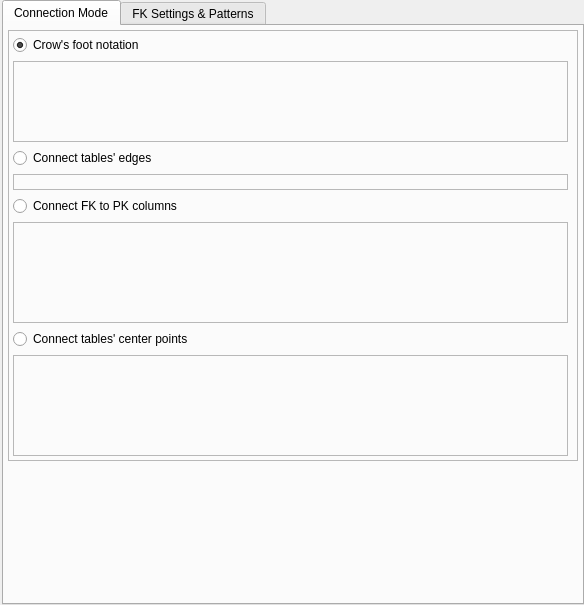
pgmodeler/pgmodeler, file libs/libgui/ui/settings/relationshipconfigwidget.ui: the form before one commit.
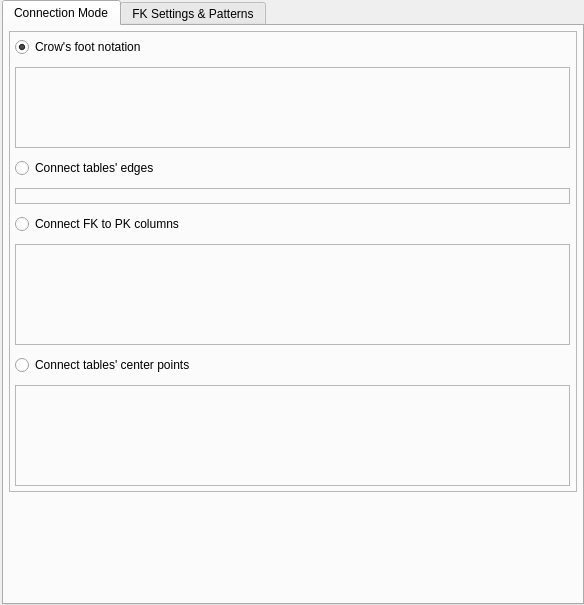
The form after the commit. Icons and pictures are not drawn.

What changed in the file:
```diff
--- a/libs/libgui/ui/settings/relationshipconfigwidget.ui
+++ b/libs/libgui/ui/settings/relationshipconfigwidget.ui
@@ -46,16 +46,19 @@
       </attribute>
       <layout class="QGridLayout" name="gridLayout_3">
        <property name="leftMargin">
-        <number>4</number>
+        <number>5</number>
        </property>
        <property name="topMargin">
-        <number>4</number>
+        <number>5</number>
        </property>
        <property name="rightMargin">
-        <number>4</number>
+        <number>5</number>
        </property>
        <property name="bottomMargin">
-        <number>4</number>
+        <number>5</number>
+       </property>
+       <property name="spacing">
+        <number>10</number>
        </property>
        <item row="0" column="0">
         <widget class="QFrame" name="frame">
@@ -69,20 +72,26 @@
           <enum>QFrame::StyledPanel</enum>
          </property>
          <layout class="QVBoxLayout" name="verticalLayout">
+          <property name="spacing">
+           <number>10</number>
+          </property>
           <property name="leftMargin">
-           <number>4</number>
+           <number>5</number>
           </property>
           <property name="topMargin">
-           <number>4</number>
+           <number>5</number>
           </property>
           <property name="rightMargin">
-           <number>4</number>
+           <number>5</number>
           </property>
           <property name="bottomMargin">
-           <number>4</number>
+           <number>5</number>
           </property>
           <item>
            <layout class="QGridLayout" name="gridLayout_6">
+            <property name="spacing">
+             <number>10</number>
+            </property>
             <item row="1" column="0" colspan="2">
              <widget class="QLabel" name="crows_foot_lbl">
               <property name="enabled">
@@ -158,6 +167,9 @@
           </item>
           <item>
            <layout class="QGridLayout" name="gridLayout_7">
+            <property name="spacing">
+             <number>10</number>
+            </property>
             <item row="1" column="0" colspan="3">
              <widget class="QLabel" name="conn_tab_edges_lbl">
               <property name="enabled">
@@ -227,6 +239,9 @@
           </item>
           <item>
            <layout class="QGridLayout" name="gridLayout">
+            <property name="spacing">
+             <number>10</number>
+            </property>
             <item row="1" column="0" colspan="3">
              <widget class="QLabel" name="conn_fk_pk_lbl">
               <property name="enabled">
@@ -299,6 +314,9 @@
           </item>
           <item>
            <layout class="QGridLayout" name="gridLayout_4">
+            <property name="spacing">
+             <number>10</number>
+            </property>
             <item row="1" column="0" colspan="3">
              <widget class="QLabel" name="conn_cnt_pnts_lbl">
               <property name="enabled">
```
Left out of the diff: 22 changed lines with no effect on the pictures.
